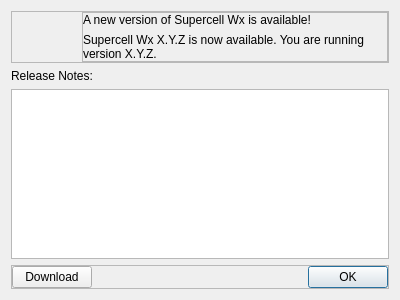
Before: the Qt Designer form scwx-qt/source/scwx/qt/ui/update_dialog.ui in dpaulat/supercell-wx, drawn with Qt 5.
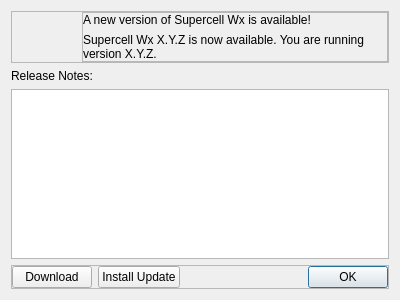
After: the same form once the commit is applied. Icons and pictures are not drawn.

Commit message: Install update button

```diff
--- a/scwx-qt/source/scwx/qt/ui/update_dialog.ui
+++ b/scwx-qt/source/scwx/qt/ui/update_dialog.ui
@@ -139,6 +139,13 @@
         </property>
        </widget>
       </item>
+      <item>
+       <widget class="QPushButton" name="installUpdateButton">
+        <property name="text">
+         <string>Install Update</string>
+        </property>
+       </widget>
+      </item>
       <item>
        <spacer name="horizontalSpacer">
         <property name="orientation">
```
The commit also changes 2 other files.
